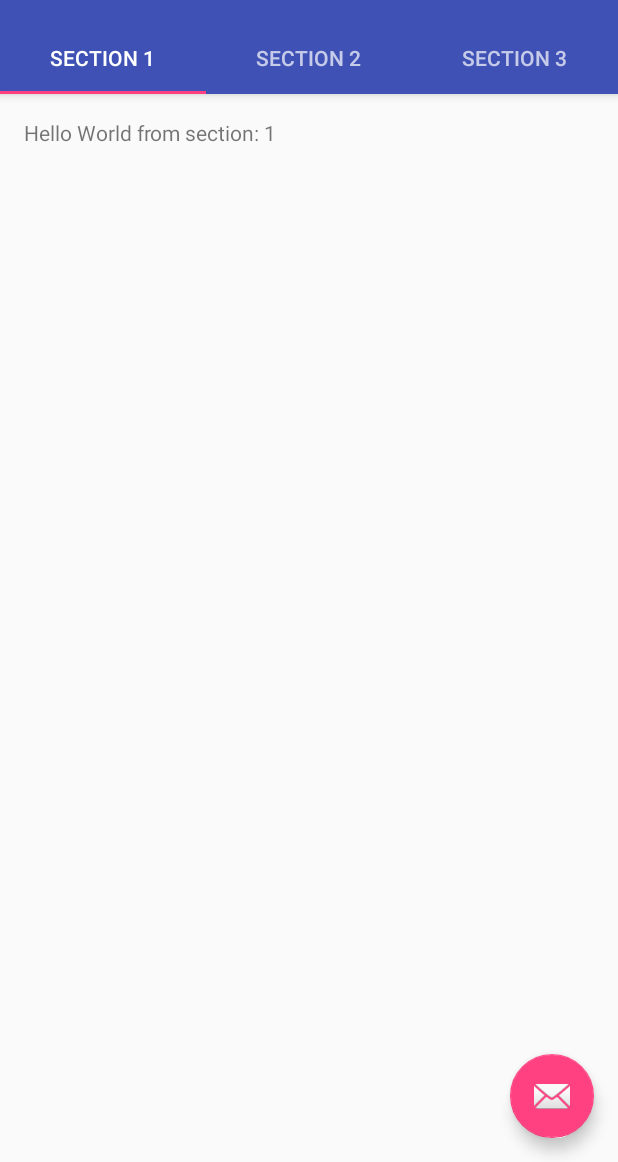
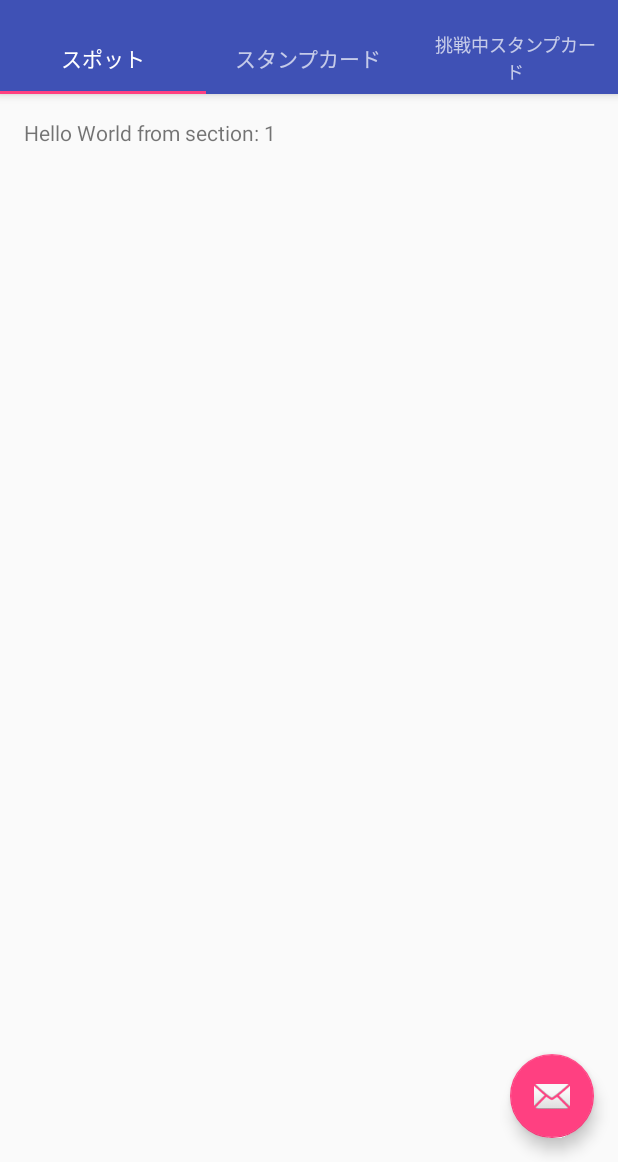
Before and after one commit to h-matsuo/hackathon_2017_colopl, an Android app: the screen it shows after launch (MainActivity), on a phone screen of 412 x 824 dp, the part 74-1236 px from its top. Run offline under Robolectric (Android 15) with nearby library versions, the phone set to English and light mode, and no system bars.

Commit message:
タイトルを変更

```diff
--- a/MyApplication/app/src/main/java/com/example/stamprally/MainActivity.java
+++ b/MyApplication/app/src/main/java/com/example/stamprally/MainActivity.java
@@ -150,11 +150,11 @@ public class MainActivity extends AppCompatActivity {
         public CharSequence getPageTitle(int position) {
             switch (position) {
                 case 0:
-                    return "SECTION 1";
+                    return "スポット";
                 case 1:
-                    return "SECTION 2";
+                    return "スタンプカード";
                 case 2:
-                    return "SECTION 3";
+                    return "挑戦中スタンプカード";
             }
             return null;
         }
```
